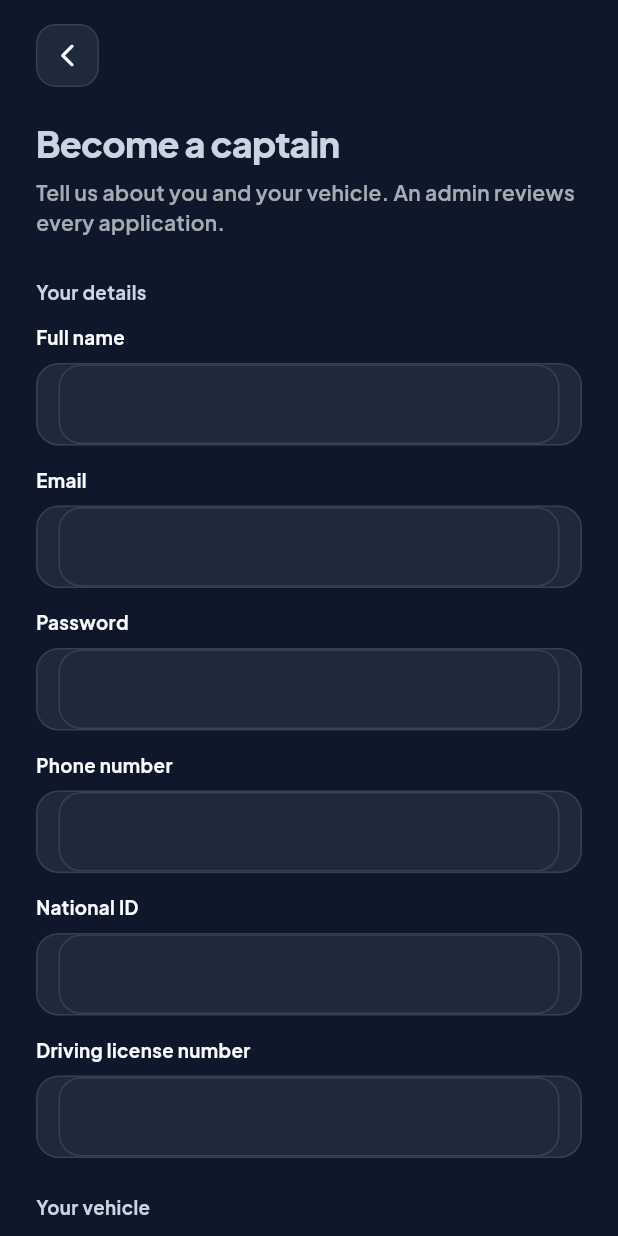
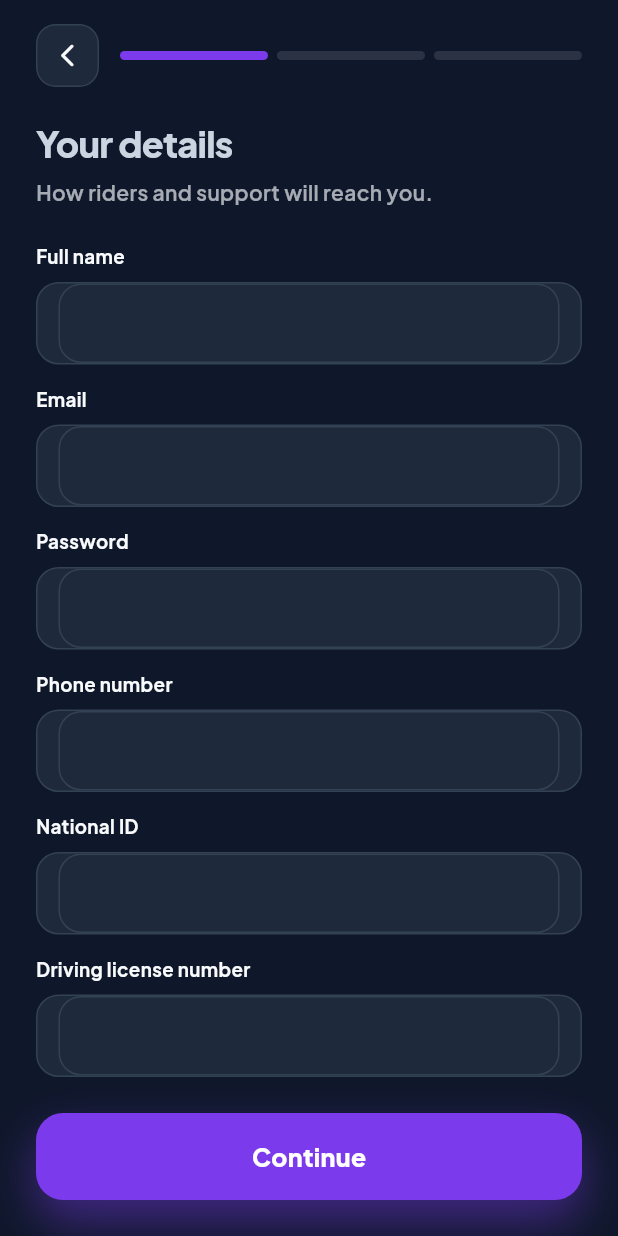
Before and after one commit to doaa2000/Wassalny_captain_app, a Flutter app: the SignupPage screen opened by its route, on a phone screen of 412 x 824 dp. Run offline on Flutter 3.47's test engine with Material 3 defaults, Android fonts, the phone set to English and light mode, and no system bars; our stand-ins replace dartz, equatable, firebase_core, flutter_bloc, geolocator, get_it and 6 more; accounts and stored records are empty.

Commit message:
feat: turn signup into a 3-step wizard (details -> vehicle -> documents) with a progress bar and per-step validation, instead of one long form

```diff
--- a/lib/features/auth/presentation/pages/signup_page.dart
+++ b/lib/features/auth/presentation/pages/signup_page.dart
@@ -23,6 +23,8 @@ const Map<String, String> _kDocumentTypes = {
   'Insurance': 'vehicle_insurance',
 };
 
+const int _kStepCount = 3;
+
 class SignupPage extends StatefulWidget {
   const SignupPage({super.key});
 
@@ -31,7 +33,13 @@ class SignupPage extends StatefulWidget {
 }
 
 class _SignupPageState extends State<SignupPage> {
-  final _formKey = GlobalKey<FormState>();
+  int _step = 0;
+
+  // One form key per step, so validation only checks the fields visible on
+  // that step — not the whole application at once.
+  final List<GlobalKey<FormState>> _formKeys =
+      List.generate(_kStepCount, (_) => GlobalKey<FormState>());
+
   final _name = TextEditingController();
   final _email = TextEditingController();
   final _password = TextEditingController();
@@ -73,8 +81,24 @@ class _SignupPageState extends State<SignupPage> {
     });
   }
 
+  void _next() {
+    if (!_formKeys[_step].currentState!.validate()) return;
+    if (_step < _kStepCount - 1) {
+      setState(() => _step += 1);
+    } else {
+      _submit();
+    }
+  }
+
+  void _back() {
+    if (_step > 0) {
+      setState(() => _step -= 1);
+    } else {
+      context.pop();
+    }
+  }
+
   void _submit() {
-    if (!_formKey.currentState!.validate()) return;
     if (_documents.length < _kDocumentTypes.length) {
       setState(() => _documentError = 'Please upload all 3 documents.');
       return;
@@ -99,29 +123,84 @@ class _SignupPageState extends State<SignupPage> {
 
   @override
   Widget build(BuildContext context) {
+    final Color muted = Theme.of(context).colorScheme.onSurface.withValues(alpha: 0.65);
+
     return Scaffold(
       body: AuthListener(
         onAuthenticated: (captain) => routeAfterAuth(context, captain),
         child: SafeArea(
-          child: SingleChildScrollView(
-            padding: const EdgeInsets.fromLTRB(24, 16, 24, 32),
-            child: Form(
-              key: _formKey,
           child: Column(
             crossAxisAlignment: CrossAxisAlignment.start,
             children: [
-                  const AppBackButton(),
+              Padding(
+                padding: const EdgeInsets.fromLTRB(24, 16, 24, 0),
+                child: Row(
+                  children: [
+                    AppBackButton(onPressed: _back),
+                    const SizedBox(width: 14),
+                    Expanded(child: _StepProgress(step: _step, count: _kStepCount)),
+                  ],
+                ),
+              ),
               const SizedBox(height: 20),
-                  Text('Become a captain', style: AppTextStyles.title),
+              Padding(
+                padding: const EdgeInsets.symmetric(horizontal: 24),
+                child: Text(_stepTitle(_step), style: AppTextStyles.title),
+              ),
               const SizedBox(height: 6),
-                  Text(
-                    'Tell us about you and your vehicle. An admin reviews every application.',
-                    style: AppTextStyles.body.copyWith(color: Theme.of(context).colorScheme.onSurface.withValues(alpha: 0.65)),
+              Padding(
+                padding: const EdgeInsets.symmetric(horizontal: 24),
+                child: Text(_stepSubtitle(_step), style: AppTextStyles.body.copyWith(color: muted)),
               ),
-                  const SizedBox(height: 28),
+              const SizedBox(height: 24),
+              Expanded(
+                child: SingleChildScrollView(
+                  padding: const EdgeInsets.fromLTRB(24, 0, 24, 24),
+                  child: IndexedStack(
+                    index: _step,
+                    children: [
+                      _buildDetailsStep(),
+                      _buildVehicleStep(),
+                      _buildDocumentsStep(muted),
+                    ],
+                  ),
+                ),
+              ),
+              Padding(
+                padding: const EdgeInsets.fromLTRB(24, 0, 24, 24),
+                child: BlocBuilder<AuthBloc, AuthState>(
+                  builder: (context, state) => AppButton(
+                    label: _step == _kStepCount - 1 ? 'Submit application' : 'Continue',
+                    isLoading: state.isLoading,
+                    onPressed: state.isLoading ? null : _next,
+                  ),
+                ),
+              ),
+            ],
+          ),
+        ),
+      ),
+    );
+  }
 
-                  Text('Your details', style: AppTextStyles.label),
-                  const SizedBox(height: 12),
+  String _stepTitle(int step) => switch (step) {
+        0 => 'Your details',
+        1 => 'Your vehicle',
+        _ => 'Documents',
+      };
+
+  String _stepSubtitle(int step) => switch (step) {
+        0 => 'How riders and support will reach you.',
+        1 => 'What you\'ll be driving.',
+        _ => 'Tap each one to take or choose a photo.',
+      };
+
+  Widget _buildDetailsStep() {
+    return Form(
+      key: _formKeys[0],
+      child: Column(
+        crossAxisAlignment: CrossAxisAlignment.start,
+        children: [
           AppTextField(
             label: 'Full name',
             controller: _name,
@@ -132,16 +211,14 @@ class _SignupPageState extends State<SignupPage> {
             label: 'Email',
             controller: _email,
             keyboardType: TextInputType.emailAddress,
-                    validator: (v) =>
-                        (v == null || !v.contains('@')) ? 'Enter a valid email' : null,
+            validator: (v) => (v == null || !v.contains('@')) ? 'Enter a valid email' : null,
           ),
           const SizedBox(height: 14),
           AppTextField(
             label: 'Password',
             controller: _password,
             obscureText: true,
-                    validator: (v) =>
-                        (v == null || v.length < 6) ? 'At least 6 characters' : null,
+            validator: (v) => (v == null || v.length < 6) ? 'At least 6 characters' : null,
           ),
           const SizedBox(height: 14),
           AppTextField(
@@ -163,10 +240,17 @@ class _SignupPageState extends State<SignupPage> {
             controller: _licenseNumber,
             validator: (v) => (v == null || v.trim().isEmpty) ? 'Required' : null,
           ),
+        ],
+      ),
+    );
+  }
 
-                  const SizedBox(height: 24),
-                  Text('Your vehicle', style: AppTextStyles.label),
-                  const SizedBox(height: 12),
+  Widget _buildVehicleStep() {
+    return Form(
+      key: _formKeys[1],
+      child: Column(
+        crossAxisAlignment: CrossAxisAlignment.start,
+        children: [
           AppTextField(
             label: 'Vehicle model',
             controller: _vehicleModel,
@@ -187,13 +271,17 @@ class _SignupPageState extends State<SignupPage> {
             controller: _plateNumber,
             validator: (v) => (v == null || v.trim().isEmpty) ? 'Required' : null,
           ),
+        ],
+      ),
+    );
+  }
 
-                  const SizedBox(height: 24),
-                  Text('Documents', style: AppTextStyles.label),
-                  const SizedBox(height: 4),
-                  Text('Tap each one to take or choose a photo.',
-                      style: AppTextStyles.bodySmall.copyWith(color: Theme.of(context).colorScheme.onSurface.withValues(alpha: 0.6))),
-                  const SizedBox(height: 12),
+  Widget _buildDocumentsStep(Color muted) {
+    return Form(
+      key: _formKeys[2],
+      child: Column(
+        crossAxisAlignment: CrossAxisAlignment.start,
+        children: [
           Row(
             children: [
               for (final String label in _kDocumentTypes.keys) ...[
@@ -210,31 +298,41 @@ class _SignupPageState extends State<SignupPage> {
           ),
           if (_documentError != null) ...[
             const SizedBox(height: 8),
-                    Text(_documentError!,
-                        style: AppTextStyles.bodySmall.copyWith(color: AppColors.danger)),
+            Text(_documentError!, style: AppTextStyles.bodySmall.copyWith(color: AppColors.danger)),
           ],
-
-                  const SizedBox(height: 24),
-                  BlocBuilder<AuthBloc, AuthState>(
-                    builder: (context, state) => AppButton(
-                      label: 'Submit application',
-                      isLoading: state.isLoading,
-                      onPressed: state.isLoading ? null : _submit,
-                    ),
-                  ),
-                  const SizedBox(height: 16),
-                  Center(
-                    child: TextButton(
-                      onPressed: () => context.go(AppRoutes.login),
-                      child: const Text('Already have an account? Log in'),
-                    ),
-                  ),
         ],
-              ),
-            ),
-          ),
-        ),
       ),
     );
   }
 }
+
+/// Segmented progress bar: one filled/empty pill per step.
+class _StepProgress extends StatelessWidget {
+  const _StepProgress({required this.step, required this.count});
+
+  final int step;
+  final int count;
+
+  @override
+  Widget build(BuildContext context) {
+    return Row(
+      children: [
+        for (var i = 0; i < count; i++) ...[
+          Expanded(
+            child: AnimatedContainer(
+              duration: const Duration(milliseconds: 200),
+              height: 6,
+              decoration: BoxDecoration(
+                color: i <= step
+                    ? AppColors.primary
+                    : Theme.of(context).colorScheme.onSurface.withValues(alpha: 0.12),
+                borderRadius: BorderRadius.circular(4),
+              ),
+            ),
+          ),
+          if (i != count - 1) const SizedBox(width: 6),
+        ],
+      ],
+    );
+  }
+}
```
Lines whose indentation alone changed are shown as unchanged.
